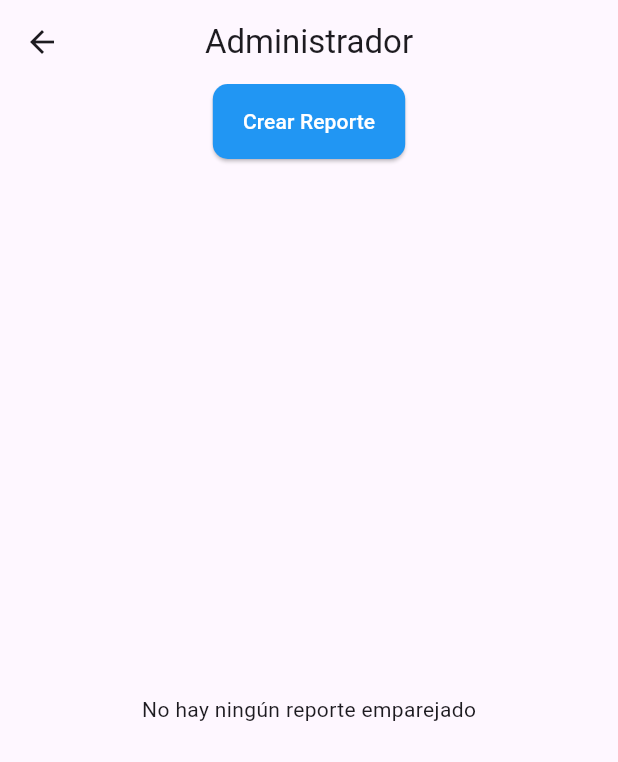
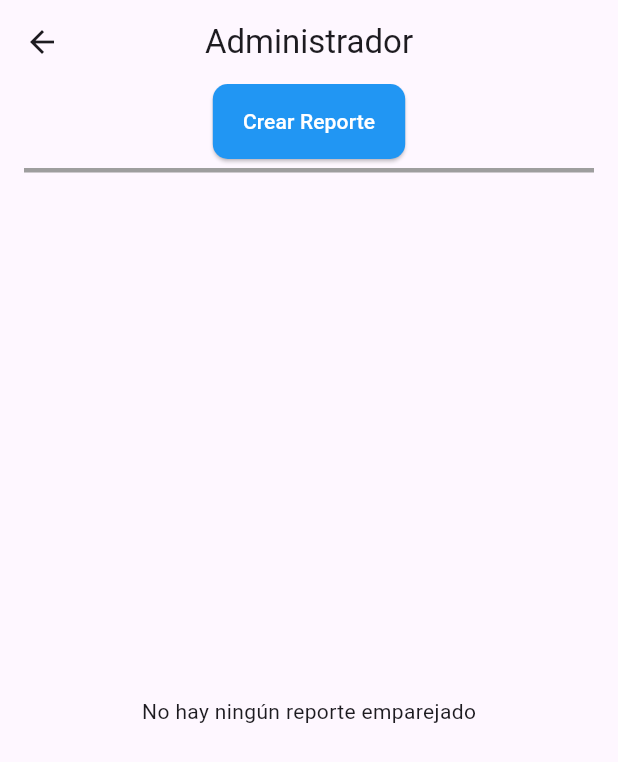
Before and after one commit to Equipo007IngSoftware/ProyectoCosasUdecPerdidas, a Flutter app: the AdministratorScreen screen opened directly, on a phone screen of 412 x 824 dp. Shown: the top 762 px of the screen. Run offline on Flutter 3.47's test engine with Material 3 defaults, Android fonts, the phone set to English and light mode, and no system bars; our stand-ins replace file_picker.

Commit message:
mejoras a la interfaz

```diff
--- a/proyectocosasperdidas/lib/Screens/administrator_screen.dart
+++ b/proyectocosasperdidas/lib/Screens/administrator_screen.dart
@@ -54,7 +54,14 @@ class _AdministratorScreen extends State<AdministratorScreen> {
               ),
               child: const Text("Crear Reporte"),
             ),
-            Padding(padding: EdgeInsets.all(8)),
+            Divider( //divisor para separar creacion de reporte y lista
+              height: 15,
+              color: Colors.grey,
+              thickness: 3,
+              indent: 16,
+              endIndent: 16,
+            ),
+            Padding(padding: EdgeInsets.all(2)),
             if (seleccionIndex != -1)
               ElevatedButton(
                 onPressed: () {
@@ -67,10 +74,6 @@ class _AdministratorScreen extends State<AdministratorScreen> {
                         "Estos reportes se eliminaran permanentemente de la base de datos",
                       ),
                       actions: [
-                        TextButton(
-                          onPressed: () => Navigator.pop(context),
-                          child: const Text("Cancelar"),
-                        ),
                         ElevatedButton(
                           onPressed: () {
                             setState(() {
@@ -83,7 +86,12 @@ class _AdministratorScreen extends State<AdministratorScreen> {
                             });
                             Navigator.pop(context);
                           },
-                          child: const Text("Sí"),
+                          style: ElevatedButton.styleFrom(backgroundColor: Colors.red),
+                          child: const Text("Sí", style: TextStyle(color: Colors.black),),
+                        ),
+                        ElevatedButton(
+                          onPressed: () => Navigator.pop(context),
+                          child: const Text("Cancelar"),
                         ),
                       ],
                     ),
```
